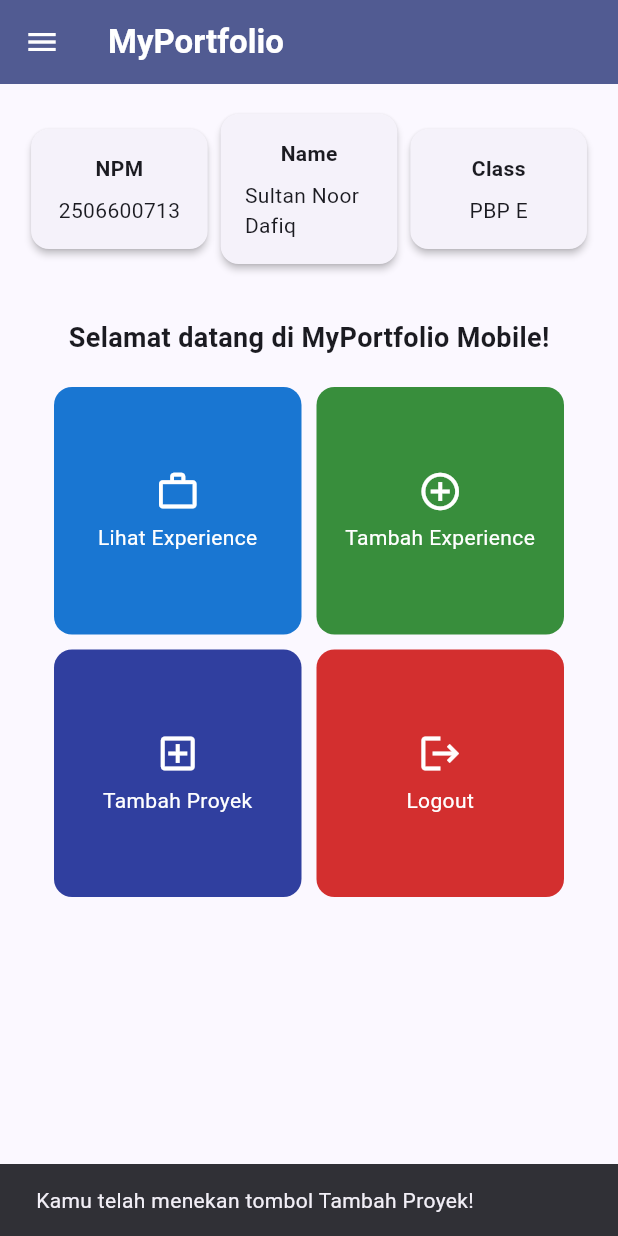
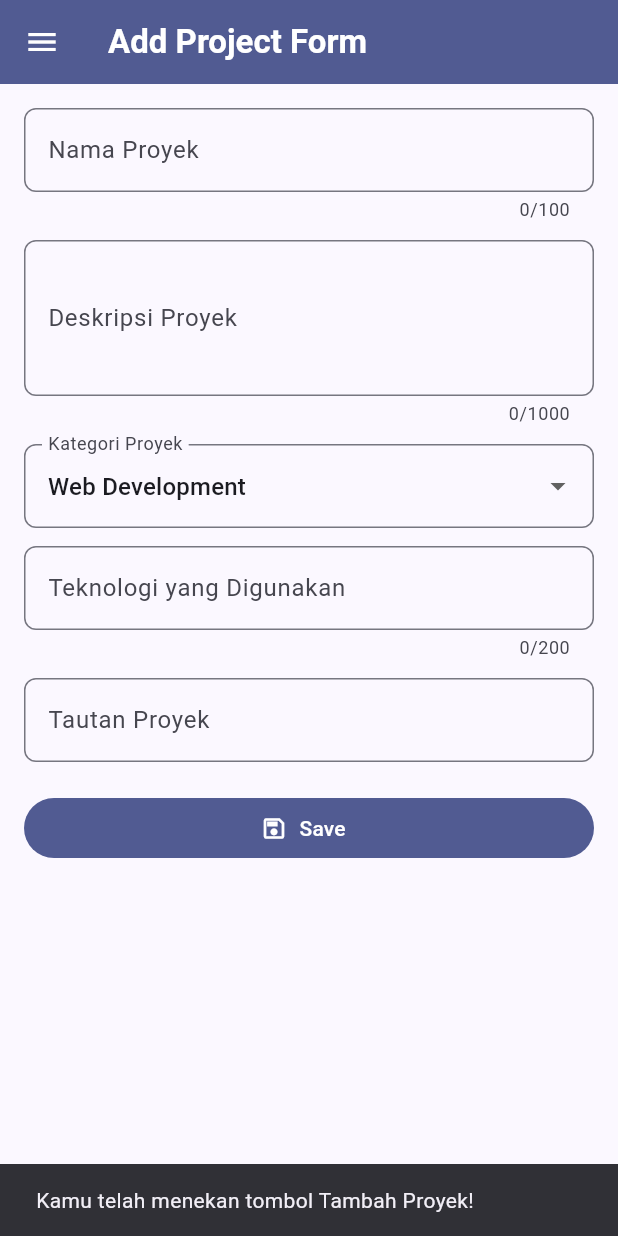
Before and after one commit to Dafiq24/myportofolio_mobile, a Flutter app: the LeftDrawer widget shown alone on an empty page, opened directly, after a tap on "Home", after a tap on "Tambah Proyek", on a phone screen of 412 x 824 dp. Run offline on Flutter 3.47's test engine with Material 3 defaults, Android fonts, the phone set to English and light mode, and no system bars; our stand-ins replace material_ui.

Commit message:
feat: add validated Flutter project form
Add a responsive stateful project form with required-field, length, and URL validation plus a complete confirmation dialog.

Connect card and drawer navigation, reset successful submissions, and cover invalid, valid, dialog, and route workflows.

```diff
--- /dev/null
+++ b/lib/screens/project_form.dart
@@ -0,0 +1,249 @@
+import 'package:material_ui/material_ui.dart';
+import 'package:myportofolio_mobile/widgets/left_drawer.dart';
+
+class ProjectFormPage extends StatefulWidget {
+  const ProjectFormPage({super.key});
+
+  @override
+  State<ProjectFormPage> createState() => _ProjectFormPageState();
+}
+
+class _ProjectFormPageState extends State<ProjectFormPage> {
+  final GlobalKey<FormState> _formKey = GlobalKey<FormState>();
+
+  String _projectName = '';
+  String _description = '';
+  String _category = 'Web Development';
+  String _technologies = '';
+  String _projectLink = '';
+
+  static const List<String> _categories = [
+    'Web Development',
+    'Mobile Development',
+    'Machine Learning',
+    'Data Science',
+    'Other',
+  ];
+
+  InputDecoration _inputDecoration({
+    required String label,
+    required String hint,
+  }) {
+    return InputDecoration(
+      labelText: label,
+      hintText: hint,
+      border: OutlineInputBorder(borderRadius: BorderRadius.circular(8)),
+    );
+  }
+
+  String? _validateRequired(
+    String? value, {
+    required String fieldName,
+    required int maxLength,
+  }) {
+    final String normalizedValue = value?.trim() ?? '';
+    if (normalizedValue.isEmpty) {
+      return '$fieldName tidak boleh kosong!';
+    }
+    if (normalizedValue.length > maxLength) {
+      return '$fieldName maksimal $maxLength karakter.';
+    }
+    return null;
+  }
+
+  String? _validateProjectLink(String? value) {
+    final String normalizedValue = value?.trim() ?? '';
+    if (normalizedValue.isEmpty) {
+      return null;
+    }
+
+    final Uri? uri = Uri.tryParse(normalizedValue);
+    final bool isHttpUrl =
+        uri != null &&
+        (uri.scheme == 'http' || uri.scheme == 'https') &&
+        uri.host.isNotEmpty;
+    if (!isHttpUrl) {
+      return 'Tautan harus berupa URL http atau https yang valid.';
+    }
+    return null;
+  }
+
+  void _resetForm() {
+    _formKey.currentState!.reset();
+    setState(() {
+      _projectName = '';
+      _description = '';
+      _category = 'Web Development';
+      _technologies = '';
+      _projectLink = '';
+    });
+  }
+
+  void _submitForm() {
+    if (!_formKey.currentState!.validate()) {
+      return;
+    }
+
+    FocusScope.of(context).unfocus();
+    showDialog<void>(
+      context: context,
+      builder: (BuildContext dialogContext) {
+        final String technologies = _technologies.trim().isEmpty
+            ? '-'
+            : _technologies.trim();
+        final String projectLink = _projectLink.trim().isEmpty
+            ? '-'
+            : _projectLink.trim();
+
+        return AlertDialog(
+          title: const Text('Proyek berhasil ditambahkan!'),
+          content: SingleChildScrollView(
+            child: Column(
+              crossAxisAlignment: CrossAxisAlignment.start,
+              mainAxisSize: MainAxisSize.min,
+              children: [
+                Text('Nama Proyek: ${_projectName.trim()}'),
+                Text('Deskripsi: ${_description.trim()}'),
+                Text('Kategori: $_category'),
+                Text('Teknologi: $technologies'),
+                Text('Tautan: $projectLink'),
+              ],
+            ),
+          ),
+          actions: [
+            TextButton(
+              onPressed: () {
+                Navigator.pop(dialogContext);
+                _resetForm();
+              },
+              child: const Text('OK'),
+            ),
+          ],
+        );
+      },
+    );
+  }
+
+  @override
+  Widget build(BuildContext context) {
+    return Scaffold(
+      appBar: AppBar(
+        title: const Text(
+          'Add Project Form',
+          style: TextStyle(color: Colors.white, fontWeight: FontWeight.bold),
+        ),
+        backgroundColor: Theme.of(context).colorScheme.primary,
+        iconTheme: const IconThemeData(color: Colors.white),
+      ),
+      drawer: const LeftDrawer(),
+      body: Form(
+        key: _formKey,
+        child: SingleChildScrollView(
+          padding: const EdgeInsets.all(16),
+          child: Center(
+            child: ConstrainedBox(
+              constraints: const BoxConstraints(maxWidth: 720),
+              child: Column(
+                crossAxisAlignment: CrossAxisAlignment.stretch,
+                children: [
+                  TextFormField(
+                    key: const ValueKey('project-name-field'),
+                    decoration: _inputDecoration(
+                      label: 'Nama Proyek',
+                      hint: 'Contoh: MyPortfolio Mobile',
+                    ),
+                    textInputAction: TextInputAction.next,
+                    maxLength: 100,
+                    onChanged: (String value) {
+                      _projectName = value;
+                    },
+                    validator: (String? value) => _validateRequired(
+                      value,
+                      fieldName: 'Nama proyek',
+                      maxLength: 100,
+                    ),
+                  ),
+                  const SizedBox(height: 12),
+                  TextFormField(
+                    key: const ValueKey('project-description-field'),
+                    decoration: _inputDecoration(
+                      label: 'Deskripsi Proyek',
+                      hint: 'Jelaskan tujuan dan hasil proyek',
+                    ),
+                    minLines: 3,
+                    maxLines: 5,
+                    maxLength: 1000,
+                    onChanged: (String value) {
+                      _description = value;
+                    },
+                    validator: (String? value) => _validateRequired(
+                      value,
+                      fieldName: 'Deskripsi proyek',
+                      maxLength: 1000,
+                    ),
+                  ),
+                  const SizedBox(height: 12),
+                  DropdownButtonFormField<String>(
+                    key: const ValueKey('project-category-field'),
+                    initialValue: _category,
+                    decoration: _inputDecoration(
+                      label: 'Kategori Proyek',
+                      hint: 'Pilih kategori proyek',
+                    ),
+                    items: _categories.map((String category) {
+                      return DropdownMenuItem<String>(
+                        value: category,
+                        child: Text(category),
+                      );
+                    }).toList(),
+                    onChanged: (String? value) {
+                      if (value != null) {
+                        setState(() {
+                          _category = value;
+                        });
+                      }
+                    },
+                  ),
+                  const SizedBox(height: 12),
+                  TextFormField(
+                    key: const ValueKey('project-technologies-field'),
+                    decoration: _inputDecoration(
+                      label: 'Teknologi yang Digunakan',
+                      hint: 'Contoh: Flutter, Django, Figma',
+                    ),
+                    textInputAction: TextInputAction.next,
+                    maxLength: 200,
+                    onChanged: (String value) {
+                      _technologies = value;
+                    },
+                  ),
+                  const SizedBox(height: 12),
+                  TextFormField(
+                    key: const ValueKey('project-link-field'),
+                    decoration: _inputDecoration(
+                      label: 'Tautan Proyek',
+                      hint: 'https://example.com/project',
+                    ),
+                    keyboardType: TextInputType.url,
+                    textInputAction: TextInputAction.done,
+                    onChanged: (String value) {
+                      _projectLink = value;
+                    },
+                    validator: _validateProjectLink,
+                  ),
+                  const SizedBox(height: 20),
+                  FilledButton.icon(
+                    key: const ValueKey('save-project-button'),
+                    onPressed: _submitForm,
+                    icon: const Icon(Icons.save_outlined),
+                    label: const Text('Save'),
+                  ),
+                ],
+              ),
+            ),
+          ),
+        ),
+      ),
+    );
+  }
+}
--- a/lib/widgets/left_drawer.dart
+++ b/lib/widgets/left_drawer.dart
@@ -1,5 +1,6 @@
 import 'package:material_ui/material_ui.dart';
 import 'package:myportofolio_mobile/screens/menu.dart';
+import 'package:myportofolio_mobile/screens/project_form.dart';
 
 class LeftDrawer extends StatelessWidget {
   const LeftDrawer({super.key});
@@ -41,11 +42,17 @@ class LeftDrawer extends StatelessWidget {
               );
             },
           ),
-          const ListTile(
-            enabled: false,
-            leading: Icon(Icons.add_circle_outline),
-            title: Text('Add Project'),
-            subtitle: Text('Form akan ditambahkan pada chapter berikutnya'),
+          ListTile(
+            leading: const Icon(Icons.add_circle_outline),
+            title: const Text('Add Project'),
+            onTap: () {
+              Navigator.pushReplacement(
+                context,
+                MaterialPageRoute(
+                  builder: (context) => const ProjectFormPage(),
+                ),
+              );
+            },
           ),
         ],
       ),
--- a/lib/widgets/project_card.dart
+++ b/lib/widgets/project_card.dart
@@ -1,4 +1,5 @@
 import 'package:material_ui/material_ui.dart';
+import 'package:myportofolio_mobile/screens/project_form.dart';
 
 class ItemHomepage {
   ItemHomepage(this.name, this.icon, this.color);
@@ -28,6 +29,13 @@ class ItemCard extends StatelessWidget {
                 content: Text('Kamu telah menekan tombol ${item.name}!'),
               ),
             );
+
+          if (item.name == 'Tambah Proyek') {
+            Navigator.push(
+              context,
+              MaterialPageRoute(builder: (context) => const ProjectFormPage()),
+            );
+          }
         },
         child: Container(
           padding: const EdgeInsets.all(8),
```
Also changed, not shown: 1 other file.
